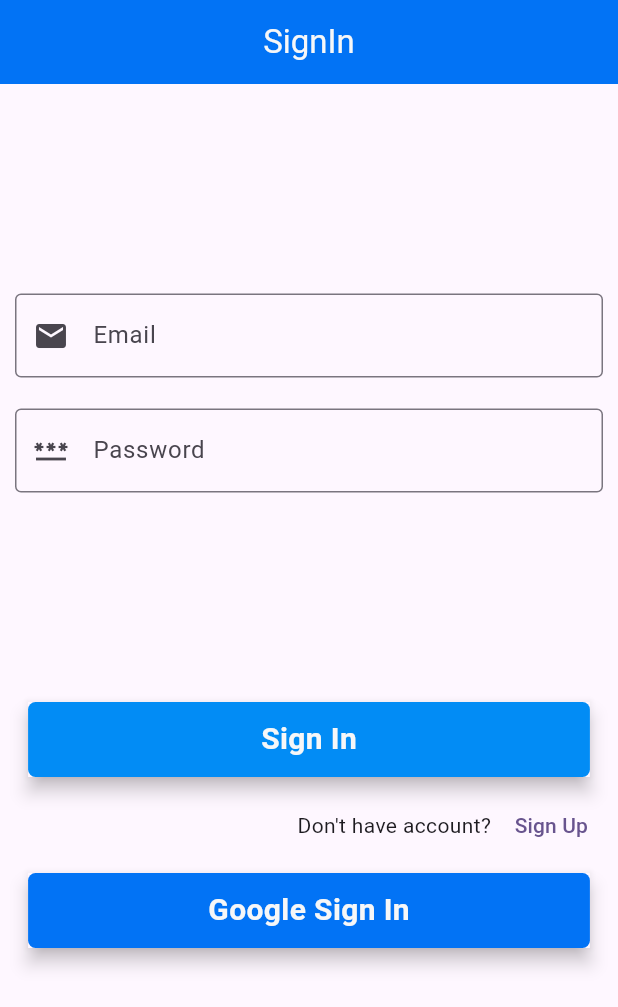
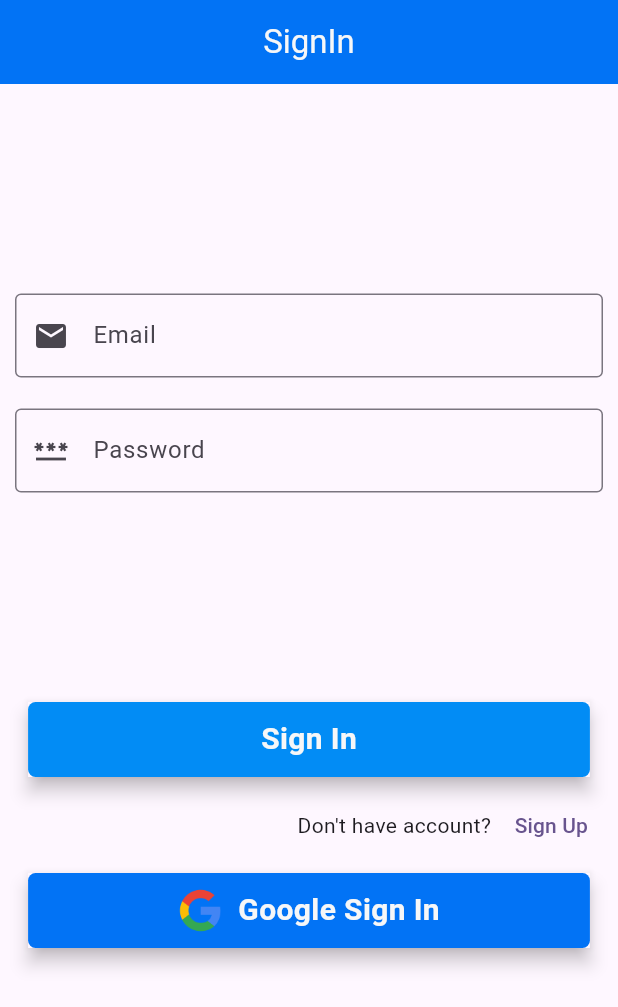
Before and after one commit to gyanendrarathour/discussion, a Flutter app: the screen it shows after launch, on a phone screen of 412 x 824 dp. Shown: the top 1007 px of the screen. Run offline on Flutter 3.47's test engine with Material 3 defaults, Android fonts, the phone set to English and light mode, and no system bars; our stand-ins replace get, lottie.

Commit message:
Add custom button

```diff
--- a/lib/screens/authUi/signInScreen.dart
+++ b/lib/screens/authUi/signInScreen.dart
@@ -1,4 +1,6 @@
+import 'package:discussion/screens/userPanel/homeScreen.dart';
 import 'package:discussion/utils/appConstant.dart';
+import 'package:discussion/widgets/appButton.dart';
 import 'package:flutter/material.dart';
 import 'package:get/get.dart';
 
@@ -21,10 +23,12 @@ class _SignInScreenState extends State<SignInScreen> {
           ),
           backgroundColor: AppConstant.appMainColor,
         ),
-        body: Column(
+        body: SingleChildScrollView(
+          physics: const BouncingScrollPhysics(),
+          child: Column(
             children: [
               Container(
-              padding: EdgeInsets.all(10),
+                padding: const EdgeInsets.all(10),
                 height: Get.height / 2,
                 child: Column(
                   mainAxisAlignment: MainAxisAlignment.center,
@@ -53,25 +57,11 @@ class _SignInScreenState extends State<SignInScreen> {
                   ],
                 ),
               ),
-            Material(
-              elevation: 5,
-              child: Container(
-                decoration: BoxDecoration(
-                  borderRadius: BorderRadius.circular(5),
-                  color: AppConstant.appSecondaryColor,
-                ),
-                height: 50,
-                width: Get.width / 1.1,
-                child: const Center(
-                    child: Text(
-                  'Sign In',
-                  style: TextStyle(
-                      fontSize: 20,
-                      fontWeight: FontWeight.bold,
-                      color: AppConstant.appTextColor),
-                )),
-              ),
-            ),
+              AppButton(
+                  buttonTitle: 'Sign In',
+                  onPressed: () {
+                    Get.to(const HomeScreen());
+                  }),
               Padding(
                 padding: const EdgeInsets.all(8.0),
                 child: Row(
@@ -92,18 +82,32 @@ class _SignInScreenState extends State<SignInScreen> {
                   height: 50,
                   width: Get.width / 1.1,
                   child: const Center(
-                    child: Text(
+                      child: Row(
+                    mainAxisAlignment: MainAxisAlignment.center,
+                    children: [
+                      Image(
+                        image: AssetImage('assets/images/g.webp'),
+                        width: 30,
+                        height: 30,
+                      ),
+                      SizedBox(
+                        width: 10,
+                      ),
+                      Text(
                         'Google Sign In',
                         style: TextStyle(
                             fontSize: 20,
                             fontWeight: FontWeight.bold,
                             color: AppConstant.appTextColor),
+                      ),
+                    ],
                   )),
                 ),
               ),
             ],
           ),
         ),
+      ),
     );
   }
 }
--- /dev/null
+++ b/lib/screens/userPanel/homeScreen.dart
@@ -0,0 +1,14 @@
+import 'package:flutter/material.dart';
+
+class HomeScreen extends StatelessWidget {
+  const HomeScreen({super.key});
+
+  @override
+  Widget build(BuildContext context) {
+    return Scaffold(
+      appBar: AppBar(
+        title: const Text('Home'),
+      ),
+    );
+  }
+}
--- /dev/null
+++ b/lib/widgets/appButton.dart
@@ -0,0 +1,35 @@
+import 'package:discussion/utils/appConstant.dart';
+import 'package:flutter/material.dart';
+import 'package:get/get.dart';
+
+class AppButton extends StatelessWidget {
+  String buttonTitle;
+  final VoidCallback onPressed;
+  AppButton({super.key, required this.buttonTitle, required this.onPressed});
+
+  @override
+  Widget build(BuildContext context) {
+    return Material(
+      elevation: 5,
+      child: GestureDetector(
+        onTap: onPressed,
+        child: Container(
+          decoration: BoxDecoration(
+            borderRadius: BorderRadius.circular(5),
+            color: AppConstant.appSecondaryColor,
+          ),
+          height: 50,
+          width: Get.width / 1.1,
+          child: Center(
+              child: Text(
+            buttonTitle,
+            style: const TextStyle(
+                fontSize: 20,
+                fontWeight: FontWeight.bold,
+                color: AppConstant.appTextColor),
+          )),
+        ),
+      ),
+    );
+  }
+}
```
Also changed, not shown: assets/images/g.png (added), assets/images/g.webp (added). Lines whose indentation alone changed are shown as unchanged.
